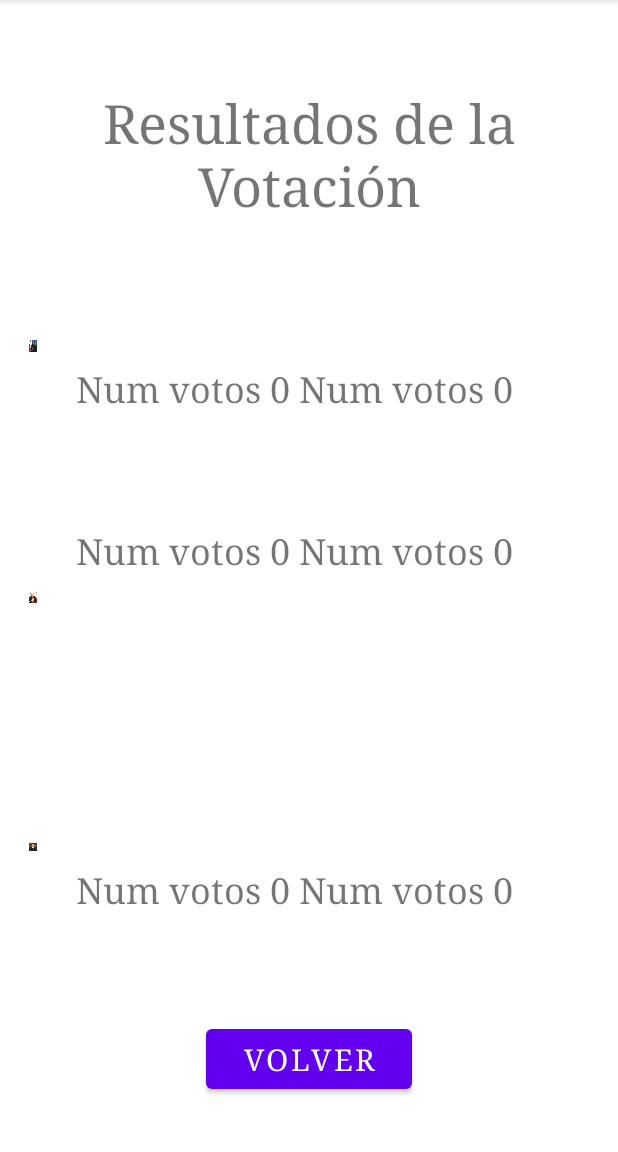
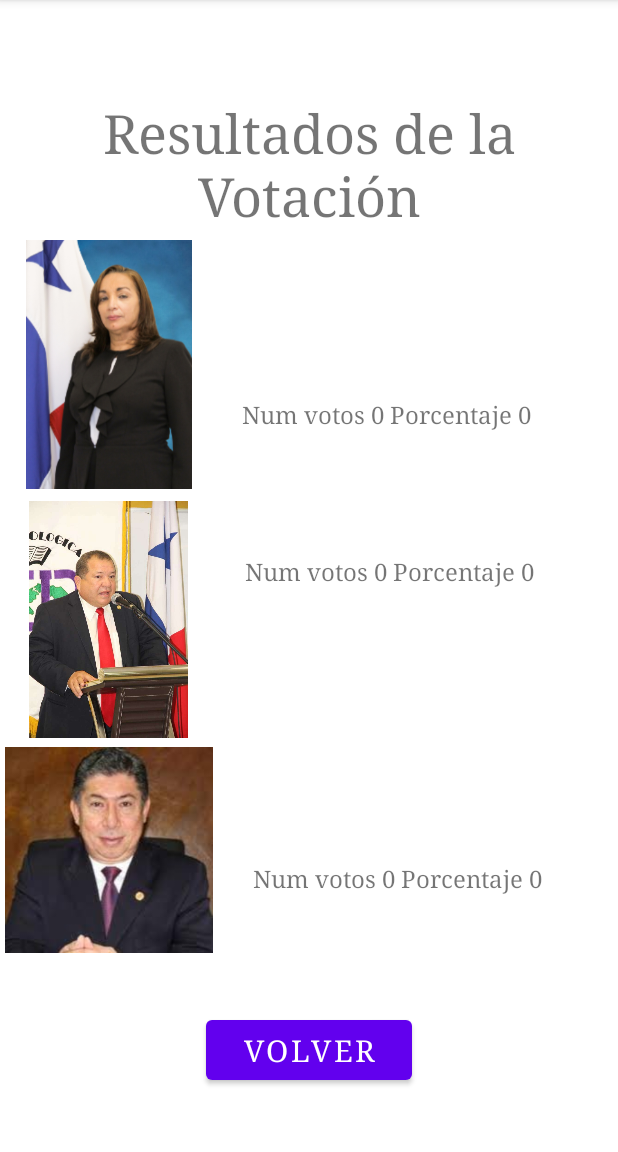
Before and after one commit to jeancj09/hpa4-proyecto01, an Android app: the PantallaResultados screen opened directly, with no data from a screen before it, on a phone screen of 412 x 824 dp, the part 84-1236 px from its top. Run offline under Robolectric (Android 15) with nearby library versions, the phone set to English and light mode, and no system bars.

Commit message:
Cambios en el conteo de los votos totales y por candidato, revisar.

```diff
--- a/app/src/main/java/com/jeanj/hpa4_proyecto01/PantallaResultados.java
+++ b/app/src/main/java/com/jeanj/hpa4_proyecto01/PantallaResultados.java
@@ -17,7 +17,7 @@ public class PantallaResultados extends AppCompatActivity {
     protected void onCreate(Bundle savedInstanceState) {
         super.onCreate(savedInstanceState);
         setContentView(R.layout.activity_pantalla_resultados);
-double c1=0,c2=0,c3=0;
+int c1=0,c2=0,c3=0,ct=0;
         Button bttback;
 TextView v1,v2,v3;
 bttback=findViewById(R.id.bttback);
@@ -25,20 +25,23 @@ v1=findViewById(R.id.votos1);
 v2=findViewById(R.id.votos2);
 v3=findViewById(R.id.votos3);
 for(int i=0;i<38;i++){
-/*   if(Datos.voto(i)=="1"){
-        c1+=1;
+   if(Datos.voto.get(i)=="1"){
+        c1=c1+1;
+        ct=ct+1;
     }
-    if(Datos.voto(i)=="2"){
-        c2+=1;
+    if(Datos.voto.get(i)=="2"){
+        c2=c2+1;
+        ct=ct+1;
     }
-    if(Datos.voto(i)=="1"){
-        c3+=1;
-    }*/
+    if(Datos.voto.get(i)=="3"){
+        c3=c3+1;
+        ct=ct+1;
+    }
 }
 
-        v1.setText(" Num votos "+Datos.voto.get(0)+" Num votos "+Datos.numvoto);
-        v2.setText(" Num votos "+Datos.voto.get(1)+" Num votos "+Datos.numvoto);
-        v3.setText(" Num votos "+Datos.voto.get(2)+" Num votos "+Datos.numvoto);
+        v1.setText(" Num votos "+c1+" Porcentaje "+ct);
+        v2.setText(" Num votos "+c2+" Porcentaje "+ct);
+        v3.setText(" Num votos "+c3+" Porcentaje "+ct);
 
         bttback.setOnClickListener(new View.OnClickListener() {
             @Override
--- a/app/src/main/res/layout/activity_pantalla_resultados.xml
+++ b/app/src/main/res/layout/activity_pantalla_resultados.xml
@@ -15,7 +15,7 @@
         android:fontFamily="serif"
         android:text="Votos"
         android:textAlignment="center"
-        android:textSize="24sp"
+        android:textSize="16sp"
         app:layout_constraintBottom_toBottomOf="@+id/candidato3"
         app:layout_constraintEnd_toEndOf="parent"
         app:layout_constraintStart_toEndOf="@+id/candidato3" />
@@ -29,7 +29,7 @@
         android:fontFamily="serif"
         android:text="Votos"
         android:textAlignment="center"
-        android:textSize="24sp"
+        android:textSize="16sp"
         app:layout_constraintEnd_toEndOf="parent"
         app:layout_constraintStart_toEndOf="@+id/candidato2"
         app:layout_constraintTop_toTopOf="@+id/candidato2" />
@@ -49,8 +49,8 @@
 
     <ImageView
         android:id="@+id/candidato1"
-        android:layout_width="0dp"
-        android:layout_height="0dp"
+        android:layout_width="129dp"
+        android:layout_height="166dp"
         android:layout_marginStart="19dp"
         android:layout_marginEnd="20dp"
         android:layout_marginBottom="1dp"
@@ -62,8 +62,8 @@
 
     <ImageView
         android:id="@+id/candidato2"
-        android:layout_width="0dp"
-        android:layout_height="0dp"
+        android:layout_width="134dp"
+        android:layout_height="158dp"
         android:layout_marginStart="19dp"
         android:layout_marginEnd="20dp"
         app:layout_constraintBottom_toTopOf="@+id/candidato3"
@@ -74,8 +74,8 @@
 
     <ImageView
         android:id="@+id/candidato3"
-        android:layout_width="0dp"
-        android:layout_height="0dp"
+        android:layout_width="144dp"
+        android:layout_height="137dp"
         android:layout_marginStart="19dp"
         android:layout_marginEnd="20dp"
         android:layout_marginBottom="32dp"
@@ -108,7 +108,7 @@
         android:fontFamily="serif"
         android:text="Votos"
         android:textAlignment="center"
-        android:textSize="24sp"
+        android:textSize="16sp"
         app:layout_constraintBottom_toBottomOf="@+id/candidato1"
         app:layout_constraintEnd_toEndOf="parent"
         app:layout_constraintStart_toEndOf="@+id/candidato1" />
```
Also changed, not shown: app/src/main/ic_launcher-playstore.png (added), app/src/main/res/mipmap-hdpi/ic_launcher_foreground.png (added), app/src/main/res/mipmap-hdpi/ic_launcher_round.png (added), app/src/main/res/mipmap-xxxhdpi/ic_launcher.png (added).
